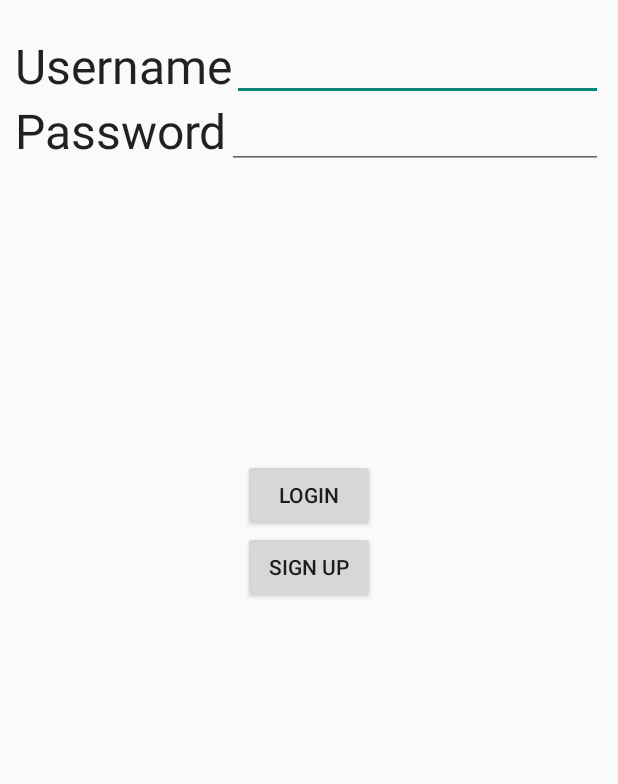
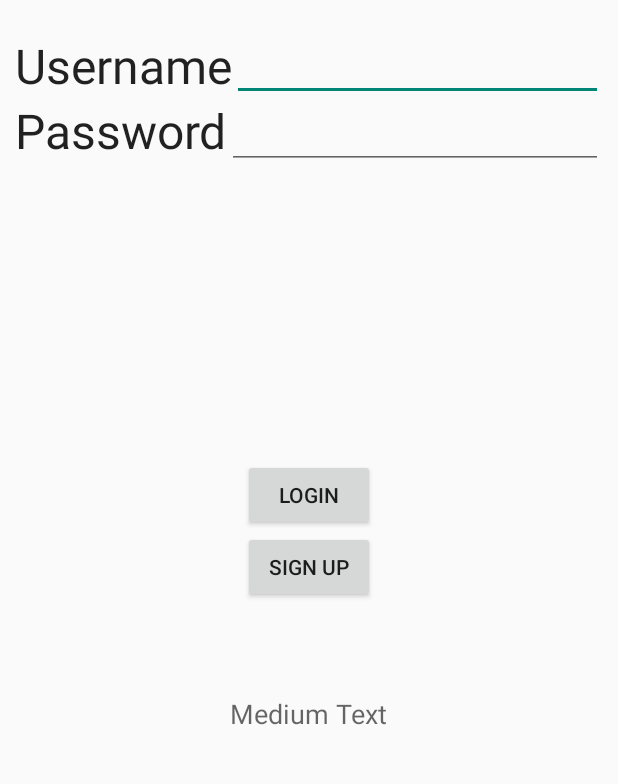
Before and after one commit to jbeale/QuizMe, an Android app: the screen it shows after launch (Main), after a tap on "LOGIN", on a phone screen of 412 x 824 dp, the part 165-949 px from its top. Run offline under Robolectric (Android 15) with nearby library versions, the phone set to English and light mode, and no system bars; libraries missing offline, so code that uses them is left out: retrofit.client; 1 statement that could not run was skipped.

Commit message:
working login implementation with retrofit

```diff
--- a/android/QuizWhiz/app/src/main/java/com/whiz/quiz/quizwhiz/Main.java
+++ b/android/QuizWhiz/app/src/main/java/com/whiz/quiz/quizwhiz/Main.java
@@ -8,6 +8,16 @@ import android.view.MenuItem;
 import android.view.View;
 import android.widget.Button;
 import android.widget.EditText;
+import android.widget.TextView;
+import android.widget.Toast;
+
+import com.whiz.quiz.quizwhiz.model.response.LoginResponseBody;
+import com.whiz.quiz.quizwhiz.model.response.RestResponse;
+import com.whiz.quiz.quizwhiz.service.RestClient;
+
+import retrofit.Callback;
+import retrofit.RetrofitError;
+import retrofit.client.Response;
 
 
 public class Main extends ActionBarActivity {
@@ -29,13 +39,31 @@ public class Main extends ActionBarActivity {
                 String usernameText = editUsername.getText().toString();
                 String passwordText = editPassword.getText().toString();
 
-                Intent intent = new Intent(v.getContext(), LoginService.class);
+                login(usernameText, passwordText);
+
+                /*Intent intent = new Intent(v.getContext(), LoginService.class);
                 intent.putExtra("com.whiz.quiz.quizwhiz.USERNAME", usernameText); //Hopefully Identification is fine
                 intent.putExtra("com.whiz.quiz.quizwhiz.PASSWORD", passwordText);
-                startService(intent);
+                startService(intent);*/
             }
         });
     }
+
+    public void login(String username, String password) {
+        RestClient.get().login(username, password, new Callback<RestResponse<LoginResponseBody>>() {
+            @Override
+            public void success(RestResponse<LoginResponseBody> loginResponseBodyRestResponse, Response response) {
+                Toast.makeText(getApplicationContext(), "SUCCESS! Hi "+loginResponseBodyRestResponse.body.user.email, Toast.LENGTH_SHORT);
+                TextView text = (TextView)findViewById(R.id.textView);
+                text.setText(loginResponseBodyRestResponse.body.user.email);
+            }
+
+            @Override
+            public void failure(RetrofitError error) {
+                Toast.makeText(getApplicationContext(), "err", Toast.LENGTH_SHORT);
+            }
+        });
+    };
 
 
     @Override
--- a/android/QuizWhiz/app/src/main/res/layout/activity_main.xml
+++ b/android/QuizWhiz/app/src/main/res/layout/activity_main.xml
@@ -77,4 +77,14 @@
         android:id="@+id/buttonSignUp"
         android:layout_below="@+id/buttonLogin"
         android:layout_centerHorizontal="true" />
+
+    <TextView
+        android:layout_width="wrap_content"
+        android:layout_height="wrap_content"
+        android:textAppearance="?android:attr/textAppearanceMedium"
+        android:text="Medium Text"
+        android:id="@+id/textView"
+        android:layout_below="@+id/buttonSignUp"
+        android:layout_centerHorizontal="true"
+        android:layout_marginTop="61dp" />
 </RelativeLayout>
```
Also changed, not shown: android/QuizWhiz/app/build.gradle (+5 -2 lines), android/QuizWhiz/app/src/main/java/com/whiz/quiz/quizwhiz/model/User.java (added, +12 -0 lines), android/QuizWhiz/app/src/main/java/com/whiz/quiz/quizwhiz/model/response/LoginResponseBody.java (added, +11 -0 lines), android/QuizWhiz/app/src/main/java/com/whiz/quiz/quizwhiz/model/response/RestResponse.java (added, +10 -0 lines), android/QuizWhiz/app/src/main/java/com/whiz/quiz/quizwhiz/service/Api.java (added, +27 -0 lines), android/QuizWhiz/app/src/main/java/com/whiz/quiz/quizwhiz/service/RestClient.java (added, +33 -0 lines), android/QuizWhiz/app/libs/gson-2.3.1.jar (deleted).
